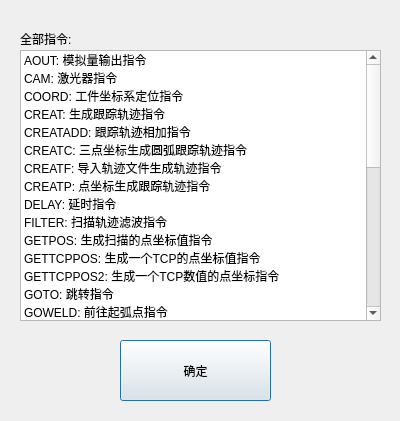
qubo188612/qtwelding, file othercmddlg.ui: the form before one commit.
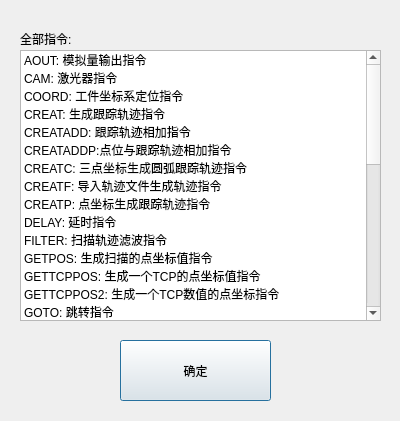
The form after the commit.

```diff
--- a/othercmddlg.ui
+++ b/othercmddlg.ui
@@ -76,6 +76,11 @@
      <string>CREATADD: 跟踪轨迹相加指令</string>
     </property>
    </item>
+   <item>
+    <property name="text">
+     <string>CREATADDP:点位与跟踪轨迹相加指令</string>
+    </property>
+   </item>
    <item>
     <property name="text">
      <string>CREATC: 三点坐标生成圆弧跟踪轨迹指令</string>
```
